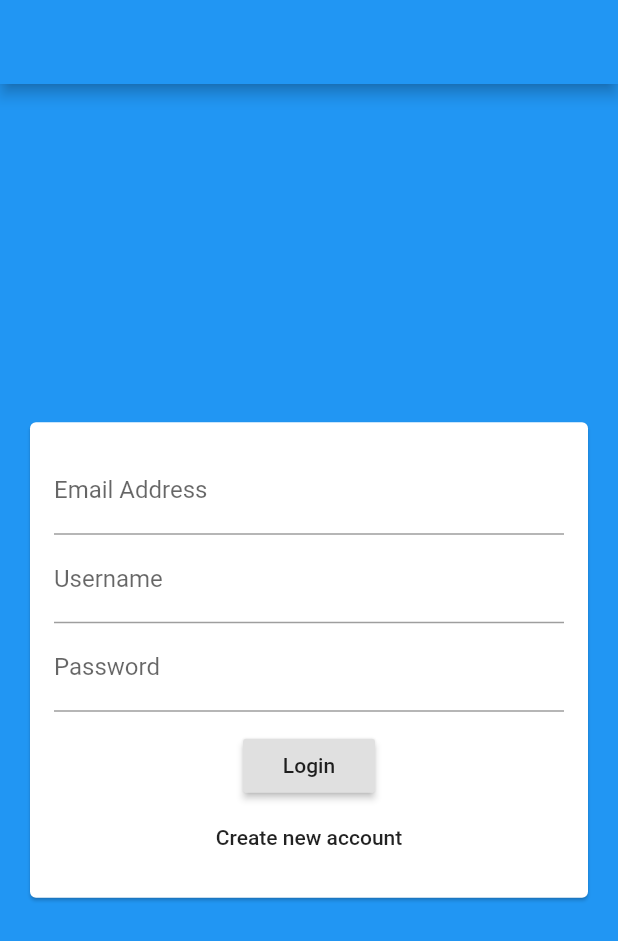
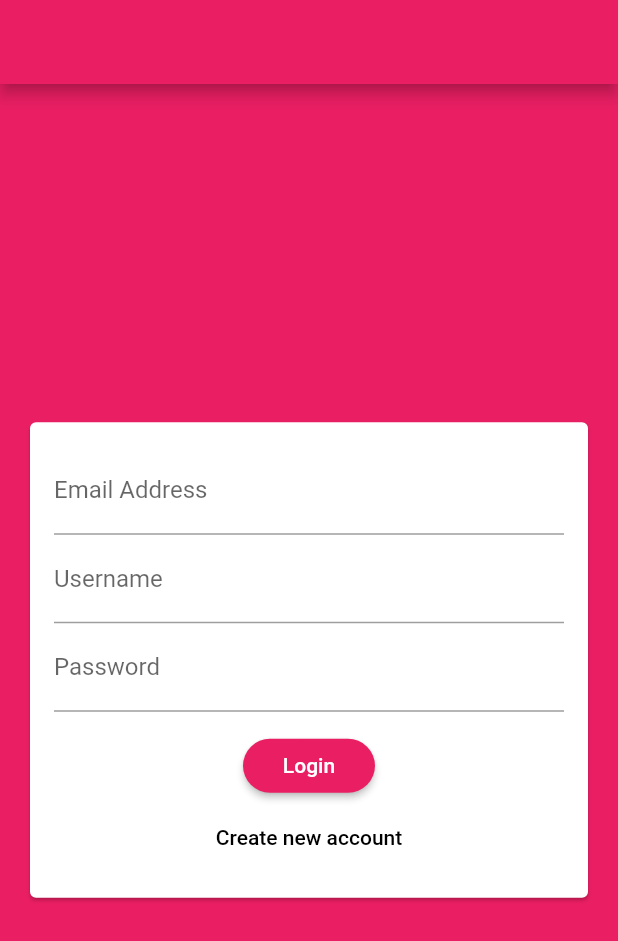
Before and after one commit to emralyilmaz/maxi_app6-chat_app, a Flutter app: the screen it shows after launch, on a phone screen of 412 x 824 dp. Shown: the top 941 px of the screen. Run offline on Flutter 3.47's test engine with Material 2 defaults, Android fonts, the phone set to English and light mode, and no system bars; our stand-ins replace cloud_firestore, firebase_core; accounts and stored records are empty.

Commit message:
318. Adding an App Theme

```diff
--- a/lib/main.dart
+++ b/lib/main.dart
@@ -17,19 +17,19 @@ class MyApp extends StatelessWidget {
         builder: (context, appSnapshot) {
           return MaterialApp(
             title: 'FlutterChat',
-            // theme: ThemeData(
-            //   primarySwatch: Colors.pink,
-            //   backgroundColor: Colors.pink,
-            //   accentColor: Colors.deepPurple,
-            //   accentColorBrightness: Brightness.dark,
-            //   buttonTheme: ButtonTheme.of(context).copyWith(
-            //     buttonColor: Colors.pink,
-            //     textTheme: ButtonTextTheme.primary,
-            //     shape: RoundedRectangleBorder(
-            //       borderRadius: BorderRadius.circular(20),
-            //     ),
-            //   ),
-            // ),
+            theme: ThemeData(
+              primarySwatch: Colors.pink,
+              backgroundColor: Colors.pink,
+              accentColor: Colors.deepPurple,
+              accentColorBrightness: Brightness.dark,
+              buttonTheme: ButtonTheme.of(context).copyWith(
+                buttonColor: Colors.pink,
+                textTheme: ButtonTextTheme.primary,
+                shape: RoundedRectangleBorder(
+                  borderRadius: BorderRadius.circular(20),
+                ),
+              ),
+            ),
             home: AuthScreen(),
           );
         });
```
